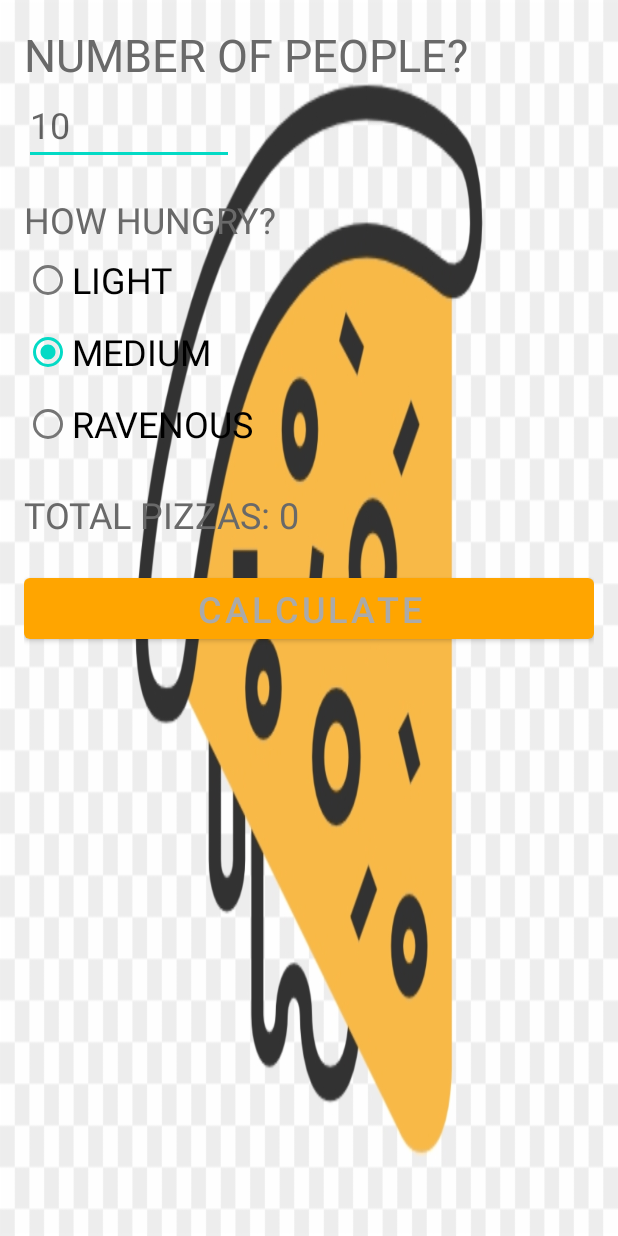
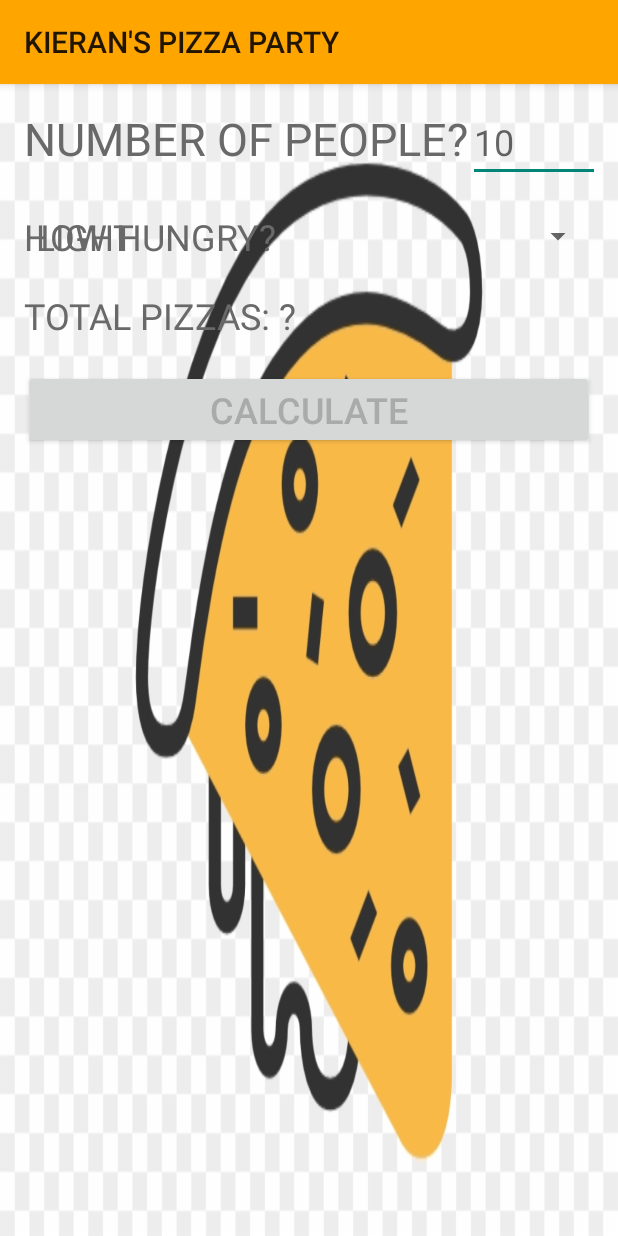
Before and after one commit to kieransukachevin/CPTR-405-Mobile-App-Development, an Android app: the screen it shows after launch (MainActivity), after a tap on "CALCULATE", on a phone screen of 412 x 824 dp. Run offline under Robolectric (Android 15) with nearby library versions, the phone set to English and light mode, and no system bars.

Commit message:
Spinner added, radio buttons removed, formating changed for text edit box

```diff
--- a/PizzaParty/app/src/main/java/com/zybooks/pizzaparty/MainActivity.java
+++ b/PizzaParty/app/src/main/java/com/zybooks/pizzaparty/MainActivity.java
@@ -1,12 +1,18 @@
 package com.zybooks.pizzaparty;
 
 import android.os.Bundle;
+import android.text.Editable;
+import android.text.TextWatcher;
 import android.view.View;
+import android.widget.AdapterView;
+import android.widget.ArrayAdapter;
 import android.widget.EditText;
 import android.widget.RadioGroup;
+import android.widget.Spinner;
 import android.widget.TextView;
 import androidx.appcompat.app.AppCompatActivity;
 import android.util.Log;
+import android.widget.Toast;
 
 public class MainActivity extends AppCompatActivity {
 
@@ -14,7 +20,7 @@ public class MainActivity extends AppCompatActivity {
 
     private EditText mNumAttendEditText;
     private TextView mNumPizzasTextView;
-    private RadioGroup mHowHungryRadioGroup;
+    private Spinner mHowHungrySpinner;
     private final static String TAG = "MainActivity";
 
     @Override
@@ -25,7 +31,41 @@ public class MainActivity extends AppCompatActivity {
         // Assign the widgets to fields
         mNumAttendEditText = findViewById(R.id.attendEditText);
         mNumPizzasTextView = findViewById(R.id.answerTextView);
-        mHowHungryRadioGroup = findViewById(R.id.hungryRadioGroup);
+        mHowHungrySpinner = findViewById(R.id.hungrySpinner);
+
+        mNumAttendEditText.addTextChangedListener(new TextWatcher() {
+            @Override
+            public void beforeTextChanged(CharSequence s, int start, int count, int after) {
+            }
+
+            @Override
+            public void onTextChanged(CharSequence s, int start, int before, int count) {
+            }
+
+            @Override
+            public void afterTextChanged(Editable s) {
+                mNumPizzasTextView.setText("");
+            }
+        });
+
+
+        ArrayAdapter<CharSequence> adapter = ArrayAdapter.createFromResource(this,
+                R.array.options_array, android.R.layout.simple_spinner_item);
+        adapter.setDropDownViewResource(android.R.layout.simple_spinner_dropdown_item);
+        mHowHungrySpinner.setAdapter(adapter);
+        mHowHungrySpinner.setSelection(0, false);
+        mHowHungrySpinner.setOnItemSelectedListener(new AdapterView.OnItemSelectedListener() {
+            @Override
+            public void onItemSelected(AdapterView<?> parent, View view, int position, long id) {
+                String item = (String)parent.getItemAtPosition(position);
+                Toast.makeText(MainActivity.this, item, Toast.LENGTH_SHORT).show();
+                mNumPizzasTextView.setText("");
+            }
+
+            @Override
+            public void onNothingSelected(AdapterView<?> parent) {
+            }
+        });
 
         Log.d(TAG, "onCreate was called");
     }
@@ -43,21 +83,22 @@ public class MainActivity extends AppCompatActivity {
         }
 
         // Get hunger level selection
-        int checkedId = mHowHungryRadioGroup.getCheckedRadioButtonId();
-        PizzaCalculator.HungerLevel hungerLevel = PizzaCalculator.HungerLevel.RAVENOUS;
-        if (checkedId == R.id.lightRadioButton) {
-            hungerLevel = PizzaCalculator.HungerLevel.LIGHT;
-        }
-        else if (checkedId == R.id.mediumRadioButton) {
-            hungerLevel = PizzaCalculator.HungerLevel.MEDIUM;
-        }
+//        int checkedId = mHowHungrySpinner.get();
+//        PizzaCalculator.HungerLevel hungerLevel = PizzaCalculator.HungerLevel.RAVENOUS;
+//        if (checkedId == R.id.lightRadioButton) {
+//            hungerLevel = PizzaCalculator.HungerLevel.LIGHT;
+//        }
+//        else if (checkedId == R.id.mediumRadioButton) {
+//            hungerLevel = PizzaCalculator.HungerLevel.MEDIUM;
+//        }
 
-        // Get the number of pizzas needed
-        PizzaCalculator calc = new PizzaCalculator(numAttend, hungerLevel);
-        int totalPizzas = calc.getTotalPizzas();
+//        // Get the number of pizzas needed
+//        PizzaCalculator calc = new PizzaCalculator(numAttend, hungerLevel);
+//        int totalPizzas = calc.getTotalPizzas();
+//
+//        // Place totalPizzas into the string resource and display
+//        String totalText = getString(R.string.total_pizzas, totalPizzas);
+//        mNumPizzasTextView.setText(totalText);
+    }
 
-        // Place totalPizzas into the string resource and display
-        String totalText = getString(R.string.total_pizzas, totalPizzas);
-        mNumPizzasTextView.setText(totalText);
-    }
 }
--- a/PizzaParty/app/src/main/res/layout/activity_main.xml
+++ b/PizzaParty/app/src/main/res/layout/activity_main.xml
@@ -31,8 +31,8 @@
         android:ems="5"
         android:importantForAutofill="no"
         android:hint="@string/_10"
-        app:layout_constraintLeft_toLeftOf="parent"
-        app:layout_constraintTop_toBottomOf="@id/numPeopleText"/>
+        app:layout_constraintLeft_toRightOf="@id/numPeopleText"
+        app:layout_constraintBaseline_toBaselineOf="@id/numPeopleText"/>
 
     <TextView
         android:id="@+id/howHungryText"
@@ -41,34 +41,16 @@
         android:layout_marginTop="20dp"
         android:text="@string/how_hungry"
         android:textSize="24sp"
-        android:labelFor="@id/hungryRadioGroup"
+        android:labelFor="@id/hungrySpinner"
         app:layout_constraintLeft_toLeftOf="parent"
         app:layout_constraintTop_toBottomOf="@id/attendEditText" />
 
-    <RadioGroup
-        android:id="@+id/hungryRadioGroup"
+    <Spinner
+        android:id="@+id/hungrySpinner"
         android:layout_width="fill_parent"
         android:layout_height="wrap_content"
-        android:orientation="vertical"
-        app:layout_constraintLeft_toLeftOf="parent"
-        app:layout_constraintTop_toBottomOf="@id/howHungryText">
-        <RadioButton
-            android:id="@+id/lightRadioButton"
-            android:text="@string/light"
-            android:layout_width="wrap_content"
-            android:layout_height="wrap_content" />
-        <RadioButton
-            android:id="@+id/mediumRadioButton"
-            android:text="@string/medium"
-            android:layout_width="wrap_content"
-            android:layout_height="wrap_content"
-            android:checked="true" />
-        <RadioButton
-            android:id="@+id/ravenousRadioButton"
-            android:text="@string/ravenous"
-            android:layout_width="wrap_content"
-            android:layout_height="wrap_content" />
-    </RadioGroup>
+        app:layout_constraintLeft_toRightOf="@id/howHungryText"
+        app:layout_constraintBaseline_toBaselineOf="@id/howHungryText" />
 
     <TextView
         android:id="@+id/answerTextView"
@@ -78,7 +60,7 @@
         android:layout_marginTop="20dp"
         android:textSize="24sp"
         app:layout_constraintLeft_toLeftOf="parent"
-        app:layout_constraintTop_toBottomOf="@id/hungryRadioGroup"/>
+        app:layout_constraintTop_toBottomOf="@id/hungrySpinner" />
 
     <Button
         android:id="@+id/calcButton"
--- a/PizzaParty/app/src/main/res/values/strings.xml
+++ b/PizzaParty/app/src/main/res/values/strings.xml
@@ -9,4 +9,9 @@
     <string name="ravenous">Ravenous</string>
     <string name="total_pizzas_2">Total pizzas: ?</string>
     <string name="calculate">Calculate</string>
+    <string-array name="options_array">
+        <item>LIGHT</item>
+        <item>MEDIUM</item>
+        <item>RAVENOUS</item>
+    </string-array>
 </resources>
--- a/PizzaParty/app/src/main/res/values/themes.xml
+++ b/PizzaParty/app/src/main/res/values/themes.xml
@@ -1,6 +1,6 @@
 <resources xmlns:tools="http://schemas.android.com/tools">
     <!-- Base application theme. -->
-    <style name="Theme.PizzaParty" parent="Theme.MaterialComponents.DayNight.NoActionBar">
+    <style name="Theme.PizzaParty" parent="Theme.AppCompat.DayNight">
         <!-- Primary brand color. -->
         <item name="colorPrimary">@color/orange</item>
         <item name="colorPrimaryVariant">@color/purple_700</item>
```
